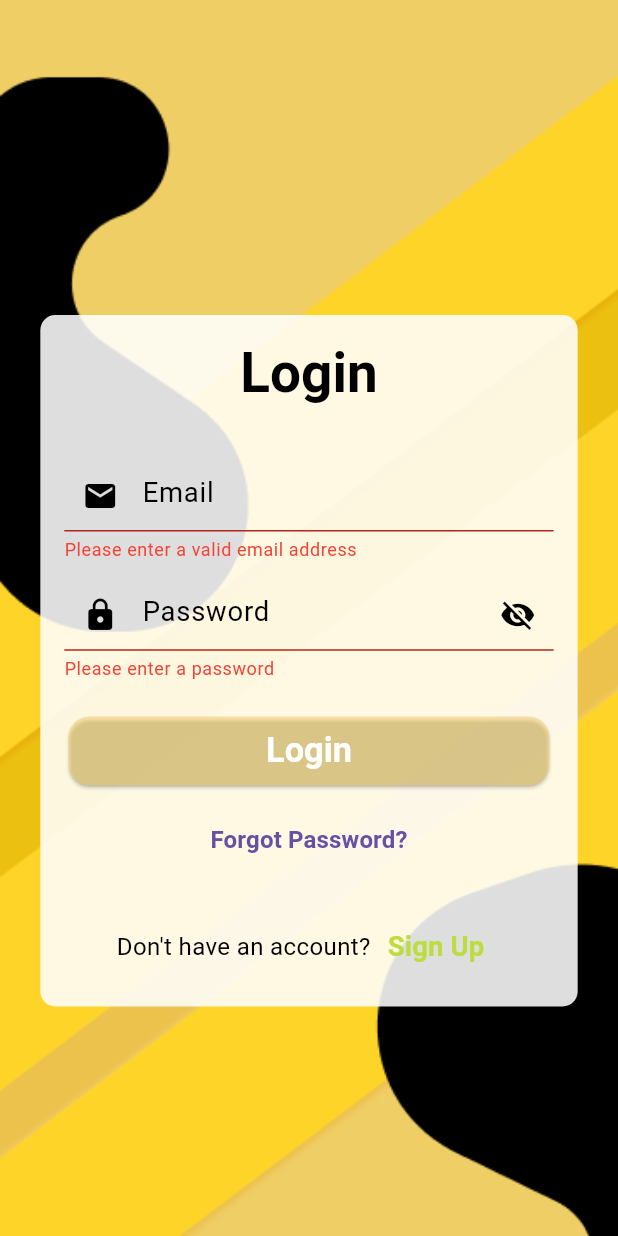
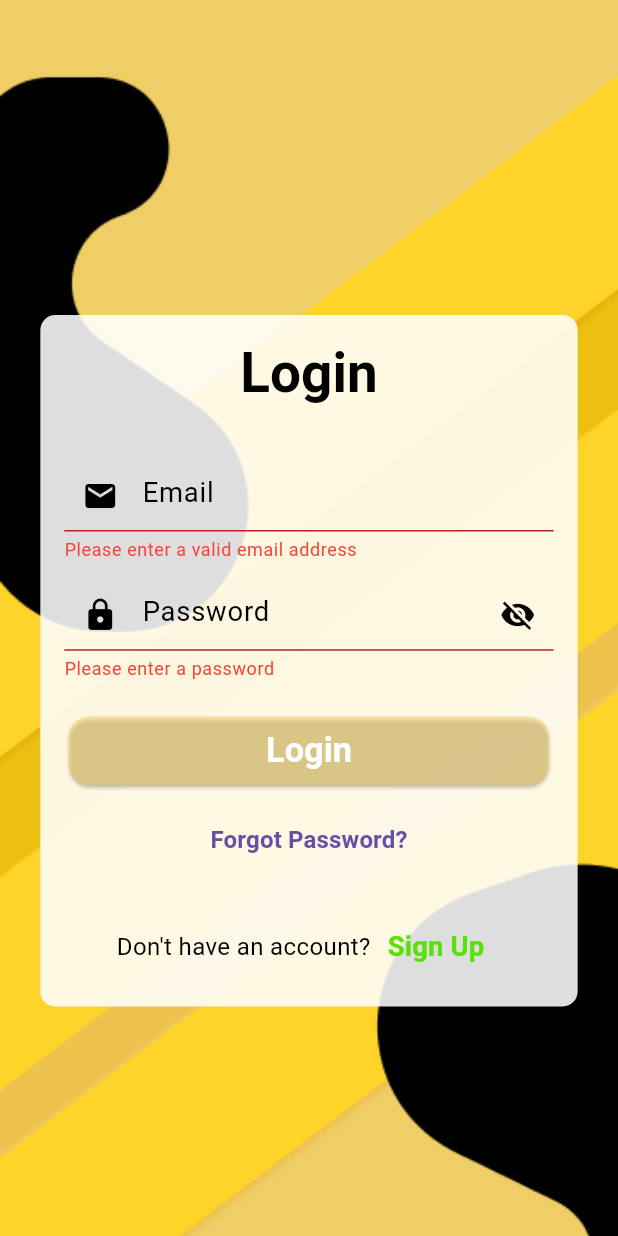
Before and after one commit to tanay4768/peepalfarm, a Flutter app: the screen it shows after launch, after a tap on "Get Started", after a tap on "Login", on a phone screen of 412 x 824 dp. Run offline on Flutter 3.47's test engine with Material 3 defaults, Android fonts, the phone set to English and light mode, and no system bars; our stand-ins replace firebase_auth, firebase_core, firebase_database, flutter_screenutil, get, get_storage; accounts and stored records are empty; network calls fail.

Commit message:
color fixex

```diff
--- a/lib/controllers/login_controller.dart
+++ b/lib/controllers/login_controller.dart
@@ -1,5 +1,4 @@
 import 'package:get/get.dart';
-import 'package:peepalfram/services/auth_service.dart';
 import 'package:peepalfram/viewmodel/login_viewmodel.dart';
 
 class LoginController extends GetxController {
--- a/lib/services/validation.dart
+++ b/lib/services/validation.dart
@@ -2,7 +2,6 @@ import 'package:flutter/material.dart';
 
 class Validator {
   static bool validateEmail(String email) {
-    // Regular expression for email validation
     final RegExp emailRegex = RegExp(r'^[\w-]+(\.[\w-]+)*@[\w-]+(\.[\w-]+)+$');
     return emailRegex.hasMatch(email);
   }
@@ -24,7 +23,6 @@ class Validator {
     bool isValid = true;
 
     if (isFieldEmpty(email)) {
-      // Show error message for empty email field
       ScaffoldMessenger.of(context).showSnackBar(
         const SnackBar(content: Text('Please enter your email address')),
       );
@@ -32,7 +30,6 @@ class Validator {
     }
 
     if (isFieldEmpty(password)) {
-      // Show error message for empty password field
       ScaffoldMessenger.of(context).showSnackBar(
         const SnackBar(content: Text('Please enter your password')),
       );
@@ -40,7 +37,6 @@ class Validator {
     }
 
     if (isFieldEmpty(confirmPassword)) {
-      // Show error message for empty confirm password field
       ScaffoldMessenger.of(context).showSnackBar(
         const SnackBar(content: Text('Please confirm your password')),
       );
@@ -53,7 +49,6 @@ class Validator {
     }
 
     if (!validatePasswordMatch(password, confirmPassword)) {
-      // Show error message for password mismatch
       ScaffoldMessenger.of(context).showSnackBar(
         const SnackBar(content: Text('Passwords do not match')),
       );
@@ -61,7 +56,6 @@ class Validator {
     }
 
     if (isValid) {
-      // Navigate to the Login screen
       Navigator.pushNamed(context, '/login');
     }
 
--- a/lib/utils/theme.dart
+++ b/lib/utils/theme.dart
@@ -5,12 +5,12 @@ import 'package:peepalfram/utils/ui/customthemes/cinput_theme.dart';
 import 'package:peepalfram/utils/ui/customthemes/custom_texttheme.dart';
 import 'package:peepalfram/utils/ui/customthemes/elevatedbtn_theme.dart';
 
-
 class AppTheme {
   // Light theme
   static ThemeData lightTheme = ThemeData(
       brightness: Brightness.light,
-    primaryColor: CustomColors.primary,
+      primaryColor: CustomColors.black,
+      canvasColor: CustomColors.primary,
       hintColor: CustomColors.black,
       scaffoldBackgroundColor: CustomColors.blue,
       textTheme: CustomTexttheme.lightTheme,
@@ -21,13 +21,13 @@ class AppTheme {
         titleTextStyle: TextStyle(color: CustomColors.black, fontSize: 20),
       ),
       elevatedButtonTheme: ElevatedbtnTheme.lightmode,
-    inputDecorationTheme: CinputTheme.lightmode
-  );
+      inputDecorationTheme: CinputTheme.lightmode);
 
   // Dark theme
   static ThemeData darkTheme = ThemeData(
       brightness: Brightness.dark,
       primaryColor: CustomColors.black,
+      canvasColor: CustomColors.black,
       hintColor: CustomColors.white,
       scaffoldBackgroundColor: CustomColors.green,
       textTheme: CustomTexttheme.darkTheme,
@@ -38,6 +38,5 @@ class AppTheme {
         titleTextStyle: const TextStyle(color: Color(0xFFFFFFFF), fontSize: 20),
       ),
       elevatedButtonTheme: ElevatedbtnTheme.darkmode,
-      inputDecorationTheme: CinputTheme.darkmode
-      );
+      inputDecorationTheme: CinputTheme.darkmode);
 }
--- a/lib/utils/ui/custom_colors.dart
+++ b/lib/utils/ui/custom_colors.dart
@@ -7,6 +7,6 @@ class CustomColors {
   static Color parblack =
       const Color.fromARGB(255, 55, 55, 54).withOpacity(0.76);
   static Color green = const Color.fromARGB(255, 109, 234, 36);
-  static Color blue = const Color.fromARGB(255, 189, 221, 62);
+  static Color blue = const Color.fromARGB(255, 88, 225, 8);
   static Color primary = const Color.fromARGB(255, 248, 212, 104);
 }
--- a/lib/view/auth/login_page.dart
+++ b/lib/view/auth/login_page.dart
@@ -14,8 +14,6 @@ class LoginPage extends StatefulWidget {
 }
 
 class _LoginPageState extends State<LoginPage> {
-  final TextEditingController _emailcontroller = TextEditingController();
-  final TextEditingController _passwordcontroller = TextEditingController();
   final _formKey = GlobalKey<FormState>();
   final controller = Get.put(LoginController());
 
--- a/lib/view/get_started.dart
+++ b/lib/view/get_started.dart
@@ -35,7 +35,7 @@ class _GetStartedState extends State<GetStarted> {
               height: SizeConfig.eight * 22,
               width: SizeConfig.threeSixty,
               decoration: BoxDecoration(
-                color: Theme.of(context).primaryColor,
+                color: Theme.of(context).canvasColor,
                 borderRadius: BorderRadius.only(
                     topLeft: Radius.circular(SizeConfig.twentyFour),
                     topRight: Radius.circular(SizeConfig.twentyFour)),
--- a/lib/view/splashscreen.dart
+++ b/lib/view/splashscreen.dart
@@ -10,7 +10,12 @@ class _SplashScreenState extends State<Splashscreen> {
   @override
   Widget build(BuildContext context) {
     return Scaffold(
-      body: Container(),
+      body: Container(
+        decoration: BoxDecoration(
+              image: DecorationImage(
+                  image: const AssetImage("assets/images/bglight.png"),
+                  fit: BoxFit.cover)),
+      ),
     );
   }
 }
--- a/lib/viewmodel/login_viewmodel.dart
+++ b/lib/viewmodel/login_viewmodel.dart
@@ -1,16 +1,10 @@
-import 'dart:convert';
 
-import 'package:get/get.dart';
-import 'package:get_storage/get_storage.dart';
-import 'package:peepalfram/model/user_model.dart';
 import 'package:peepalfram/services/auth_service.dart';
-import 'package:peepalfram/services/database_service.dart';
 import 'package:peepalfram/utils/globals.dart';
 
 class LoginViewmodel {
   static void login(String email, String password) async {
     if (await AuthService.login(email, password)) {
-      final box = GetStorage();
       // User user = await DatabaseService.get(email);
       // String userJson = jsonEncode(user.toJson());
       Globals.showCustomSnackbar("Welcome", "Nice to See you again");
--- a/lib/widgets/custom_textfield.dart
+++ b/lib/widgets/custom_textfield.dart
@@ -25,11 +25,6 @@ class CustomTextField extends StatelessWidget {
   Widget build(BuildContext context) {
     // Determine if the error border should be shown
     final isError = (errorText ?? "").isNotEmpty;
-    final errorBorder = UnderlineInputBorder(
-      borderSide: BorderSide(
-        color: CustomColors.primary,
-      ),
-    );
 
     return TextFormField(
       obscureText: obscureText,
```
Lines whose indentation alone changed are shown as unchanged.
